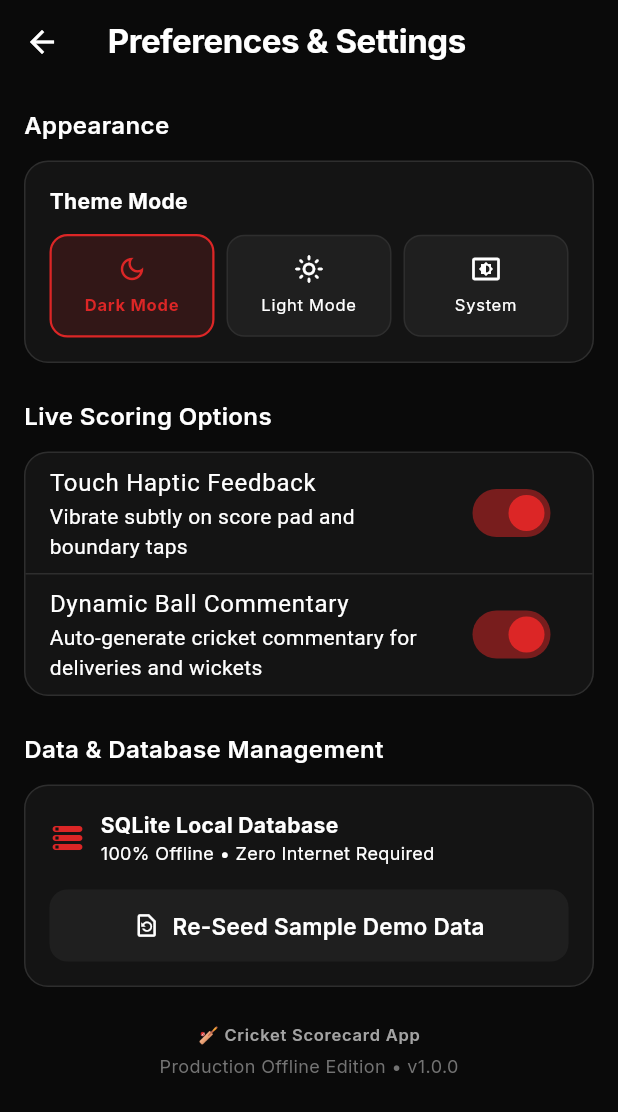
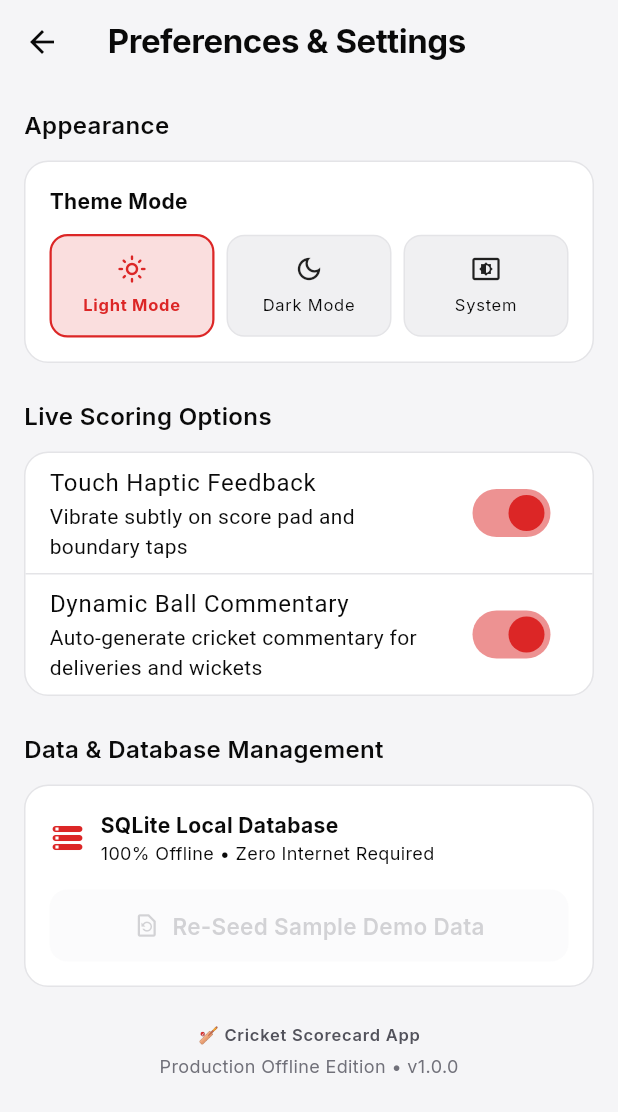
Before and after one commit to Akashraidev/overcount-cricket-scorer, a Flutter app: the SettingsScreen screen opened directly, on a phone screen of 412 x 824 dp. Shown: the top 1112 px of the screen. Run offline on Flutter 3.47's test engine with Material 3 defaults, Android fonts, the phone set to English and light mode, and no system bars; our stand-ins replace fl_chart, google_fonts, image_picker, pdf, printing, share_plus and 3 more; accounts and stored records are empty.

Commit message:
Set Light Mode as default theme and disable re-seed demo data button

```diff
--- a/lib/core/widgets/app_button.dart
+++ b/lib/core/widgets/app_button.dart
@@ -127,15 +127,24 @@ class AppButton extends StatelessWidget {
         break;
 
       case AppButtonVariant.secondary:
+        final isDark = Theme.of(context).brightness == Brightness.dark;
         button = ElevatedButton(
           onPressed: isLoading ? null : onPressed,
           style: ElevatedButton.styleFrom(
-            backgroundColor: Theme.of(context).brightness == Brightness.dark
+            backgroundColor: isDark
                 ? AppColors.darkSurfaceElevated
                 : AppColors.lightSurfaceElevated,
-            foregroundColor: Theme.of(context).brightness == Brightness.dark
+            foregroundColor: isDark
                 ? AppColors.darkTextPrimary
                 : AppColors.lightTextPrimary,
+            disabledBackgroundColor: (isDark
+                    ? AppColors.darkSurfaceElevated
+                    : AppColors.lightSurfaceElevated)
+                .withValues(alpha: 0.5),
+            disabledForegroundColor: (isDark
+                    ? AppColors.darkTextMuted
+                    : AppColors.lightTextMuted)
+                .withValues(alpha: 0.6),
             elevation: 0,
             shape: const RoundedRectangleBorder(borderRadius: AppRadius.roundedMd),
             minimumSize: Size(width ?? (isFullWidth ? double.infinity : 64), height ?? 48),
--- a/lib/features/settings/settings_provider.dart
+++ b/lib/features/settings/settings_provider.dart
@@ -8,7 +8,7 @@ class SettingsProvider extends ChangeNotifier {
   static const String _keyHaptics = 'haptics_enabled';
   static const String _keyAutoCommentary = 'auto_commentary';
 
-  ThemeMode _themeMode = ThemeMode.dark;
+  ThemeMode _themeMode = ThemeMode.light;
   bool _hapticsEnabled = true;
   bool _autoCommentaryEnabled = true;
   bool _isLoading = false;
--- a/lib/features/settings/settings_screen.dart
+++ b/lib/features/settings/settings_screen.dart
@@ -47,20 +47,20 @@ class SettingsScreen extends StatelessWidget {
                     Expanded(
                       child: _themeOption(
                         context,
-                        title: 'Dark Mode',
-                        icon: Icons.dark_mode_outlined,
-                        isSelected: settings.themeMode == ThemeMode.dark,
-                        onTap: () => settings.setThemeMode(ThemeMode.dark),
+                        title: 'Light Mode',
+                        icon: Icons.light_mode_outlined,
+                        isSelected: settings.themeMode == ThemeMode.light,
+                        onTap: () => settings.setThemeMode(ThemeMode.light),
                       ),
                     ),
                     const SizedBox(width: 8),
                     Expanded(
                       child: _themeOption(
                         context,
-                        title: 'Light Mode',
-                        icon: Icons.light_mode_outlined,
-                        isSelected: settings.themeMode == ThemeMode.light,
-                        onTap: () => settings.setThemeMode(ThemeMode.light),
+                        title: 'Dark Mode',
+                        icon: Icons.dark_mode_outlined,
+                        isSelected: settings.themeMode == ThemeMode.dark,
+                        onTap: () => settings.setThemeMode(ThemeMode.dark),
                       ),
                     ),
                     const SizedBox(width: 8),
@@ -91,7 +91,7 @@ class SettingsScreen extends StatelessWidget {
                   title: const Text('Touch Haptic Feedback'),
                   subtitle: const Text('Vibrate subtly on score pad and boundary taps'),
                   value: settings.hapticsEnabled,
-                  activeColor: AppColors.primary,
+                  activeThumbColor: AppColors.primary,
                   onChanged: (v) => settings.setHapticsEnabled(v),
                 ),
                 const Divider(height: 1),
@@ -99,7 +99,7 @@ class SettingsScreen extends StatelessWidget {
                   title: const Text('Dynamic Ball Commentary'),
                   subtitle: const Text('Auto-generate cricket commentary for deliveries and wickets'),
                   value: settings.autoCommentaryEnabled,
-                  activeColor: AppColors.primary,
+                  activeThumbColor: AppColors.primary,
                   onChanged: (v) => settings.setAutoCommentaryEnabled(v),
                 ),
               ],
@@ -129,13 +129,16 @@ class SettingsScreen extends StatelessWidget {
                   ],
                 ),
                 const SizedBox(height: 16),
-                AppButton(
+                const Opacity(
+                  opacity: 0.5,
+                  child: AppButton(
                     label: 'Re-Seed Sample Demo Data',
                     icon: Icons.restore_page_outlined,
                     variant: AppButtonVariant.secondary,
                     isFullWidth: true,
-                  isLoading: settings.isLoading,
-                  onPressed: () => _confirmReseed(context, settings),
+                    isLoading: false,
+                    onPressed: null,
+                  ),
                 ),
               ],
             ),
@@ -209,6 +212,7 @@ class SettingsScreen extends StatelessWidget {
     );
   }
 
+  // ignore: unused_element
   void _confirmReseed(BuildContext context, SettingsProvider settings) {
     AppDialog.show(
       context: context,
@@ -220,17 +224,22 @@ class SettingsScreen extends StatelessWidget {
       cancelLabel: 'Cancel',
       isDestructive: true,
       onConfirm: () async {
-        Navigator.of(context).pop();
+        final navigator = Navigator.of(context);
+        final messenger = ScaffoldMessenger.of(context);
+        final teamProvider = context.read<TeamProvider>();
+        final playerProvider = context.read<PlayerProvider>();
+        final tournamentProvider = context.read<TournamentProvider>();
+        final matchProvider = context.read<MatchProvider>();
+
+        navigator.pop();
         await settings.resetAndReseedDatabase();
-        if (context.mounted) {
-          await context.read<TeamProvider>().loadTeams();
-          await context.read<PlayerProvider>().loadPlayers();
-          await context.read<TournamentProvider>().loadTournaments();
-          await context.read<MatchProvider>().loadMatches();
-          ScaffoldMessenger.of(context).showSnackBar(
+        await teamProvider.loadTeams();
+        await playerProvider.loadPlayers();
+        await tournamentProvider.loadTournaments();
+        await matchProvider.loadMatches();
+        messenger.showSnackBar(
           const SnackBar(content: Text('Sample data seeded successfully!')),
         );
-        }
       },
     );
   }
```
Also changed, not shown: 1 other file. Lines whose indentation alone changed are shown as unchanged.
